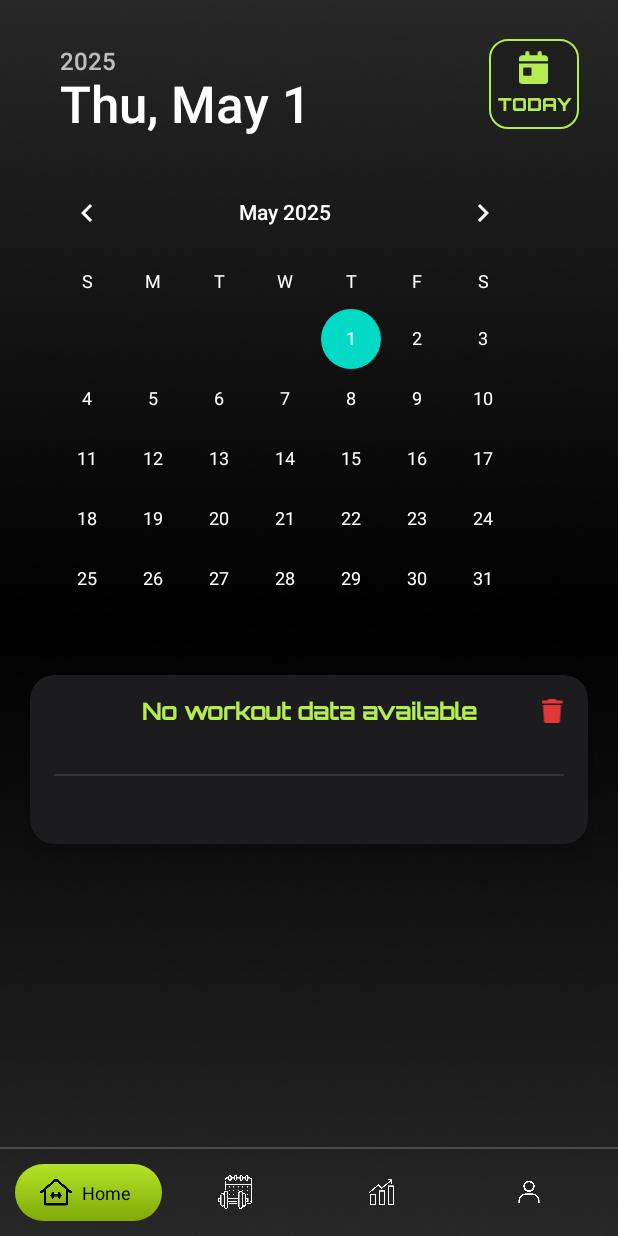
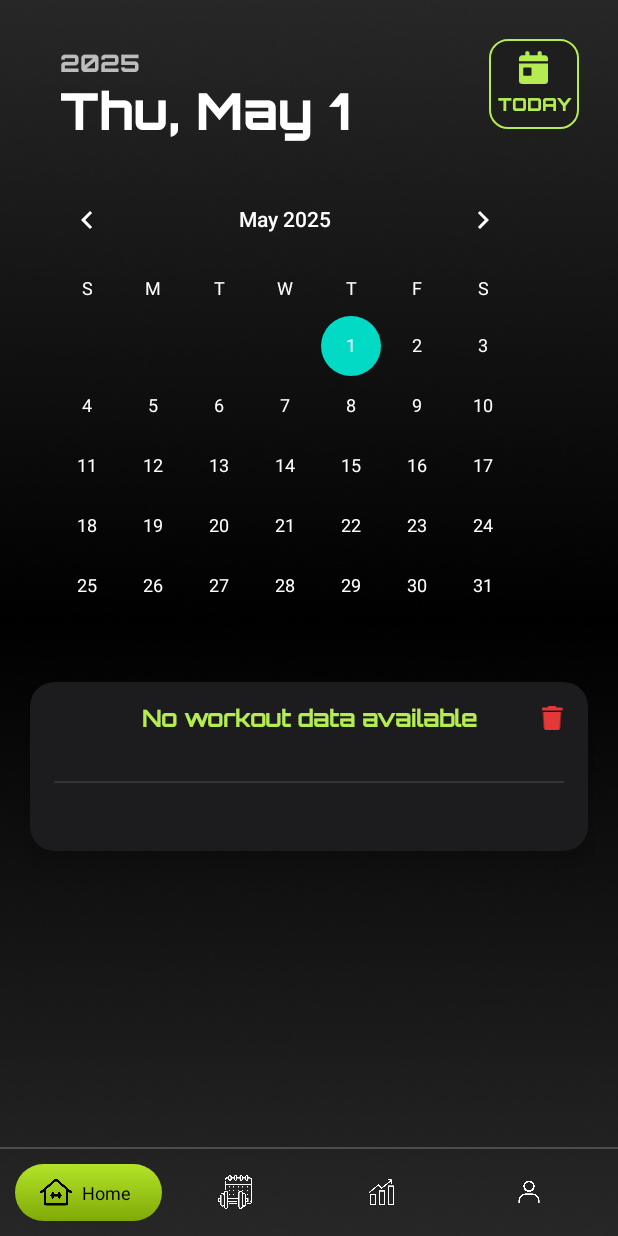
Before and after one commit to AyushUpase369/XTrack, an Android app: the fragment WorkoutFragment placed in its activity, on a phone screen of 412 x 824 dp. Run offline under Robolectric (Android 15) with nearby library versions, the phone set to English and light mode, and no system bars.

```diff
--- a/app/src/main/res/values/styles.xml
+++ b/app/src/main/res/values/styles.xml
@@ -9,6 +9,7 @@
 
     <style name="DatePickerSpinner" parent="Theme.MaterialComponents.Light">
         <item name="android:textColorPrimary">@color/white</item> <!-- Set spinner text color -->
+        <item name="fontFamily">@font/orbitron_extrabold</item>
         <item name="android:textColorSecondary">@color/white</item> <!-- Set secondary text color (optional) -->
         <item name="android:editTextColor">@color/white</item> <!-- For spinner's internal EditTexts -->
     </style>
```
